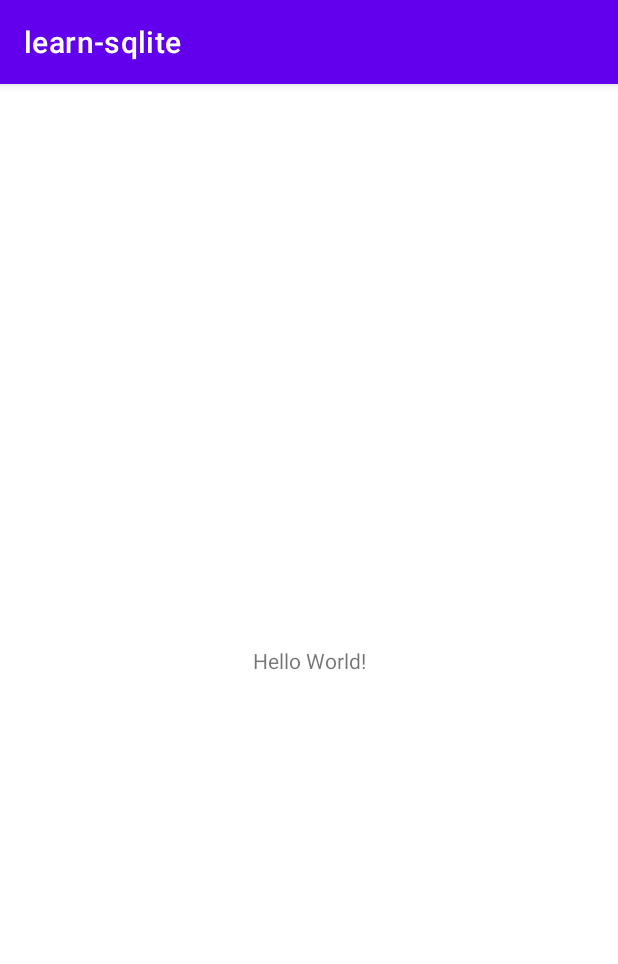
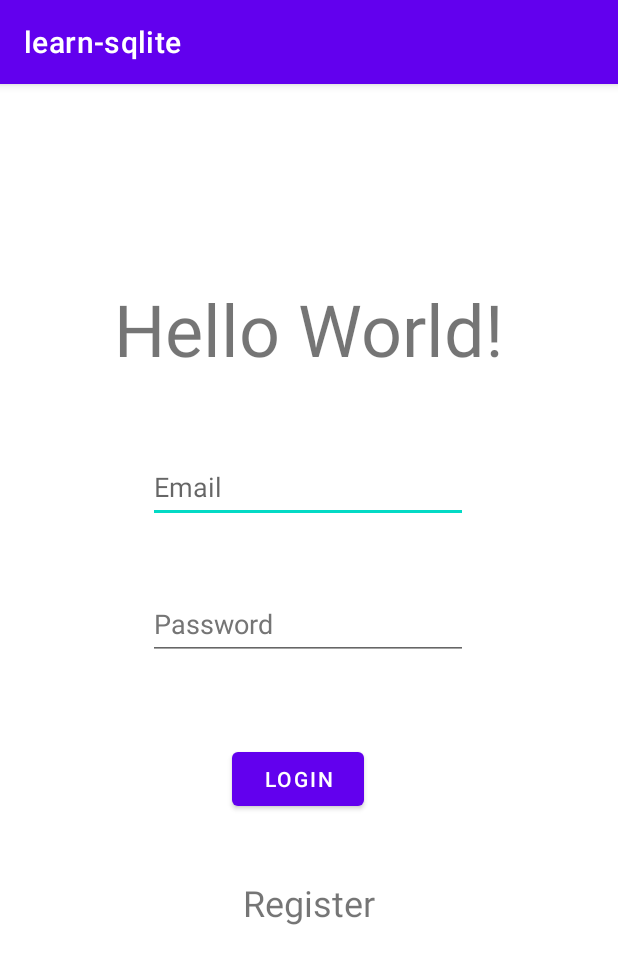
Before and after one commit to AlphaByte-RedTeam/learn-kotlin, an Android app: the screen it shows after launch (MainActivity), on a phone screen of 412 x 824 dp. Shown: the top 964 px of the screen. Run offline under Robolectric (Android 15) with nearby library versions, the light colour scheme and no system bars.

Commit message:
Dunno what to commit :v

```diff
--- a/learnsqlite/app/src/main/java/com/example/learn_sqlite/MainActivity.java
+++ b/learnsqlite/app/src/main/java/com/example/learn_sqlite/MainActivity.java
@@ -2,13 +2,88 @@ package com.example.learn_sqlite;
 
 import androidx.appcompat.app.AppCompatActivity;
 
+import android.content.Intent;
 import android.os.Bundle;
+import android.provider.ContactsContract;
+import android.util.Patterns;
+import android.view.View;
+import android.widget.Button;
+import android.widget.EditText;
+import android.widget.TextView;
+import android.widget.Toast;
+
+import com.google.android.material.snackbar.Snackbar;
 
 public class MainActivity extends AppCompatActivity {
+
+    EditText editTextEmail;
+    EditText editTextPassword;
+    Button login;
+    TextView textCreateAccount;
+    SqliteHelper sqliteHelper;
 
     @Override
     protected void onCreate(Bundle savedInstanceState) {
         super.onCreate(savedInstanceState);
         setContentView(R.layout.activity_main);
+        initViews();
+        initCreateAccountTextView();
+        sqliteHelper = new SqliteHelper(this);
+
+        login.setOnClickListener(view -> {
+            if (validate()) {
+                String Email = editTextEmail.getText().toString();
+                String Password = editTextPassword.getText().toString();
+                User currentUser = sqliteHelper.Authenticate(new User(null, null, Email, Password));
+                if (currentUser != null) {
+                    Snackbar.make(login, "Successfully Logged in!", Snackbar.LENGTH_LONG).show();
+                    String userName = currentUser.userName;
+                    Intent intent = new Intent(this, HomeActivity.class);
+                    intent.putExtra("USERNAME", userName);
+                    startActivity(intent);
+                } else {
+                    Snackbar.make(login, "Failed to log in , please try again", Snackbar.LENGTH_LONG).show();
+                }
+            }
+        });
+    }
+
+    private void initCreateAccountTextView() {
+        textCreateAccount = findViewById(R.id.txtCreateAccount);
+        textCreateAccount.setOnClickListener(new View.OnClickListener() {
+            @Override
+            public void onClick(View view) {
+                Intent intent = new Intent(MainActivity.this, RegisterActivity.class);
+                startActivity(intent);
+            }
+        });
+    }
+
+    private void initViews() {
+        editTextEmail = findViewById(R.id.editEmail);
+        editTextPassword = findViewById(R.id.editPassword);
+        login = findViewById(R.id.btnLogin);
+    }
+
+    public boolean validate() {
+        boolean isValidUser = false;
+
+        String email = editTextEmail.getText().toString();
+        String password = editTextPassword.getText().toString();
+
+        if (!Patterns.EMAIL_ADDRESS.matcher(email).matches()) {
+            isValidUser = false;
+            Toast.makeText(getApplicationContext(), "Please enter valid email", Toast.LENGTH_SHORT).show();
+        } else {
+            isValidUser = true;
+        }
+
+        if (password.isEmpty()) {
+            isValidUser = false;
+            Toast.makeText(getApplicationContext(), "Please enter password", Toast.LENGTH_SHORT).show();
+        } else {
+            isValidUser = true;
+        }
+        return isValidUser;
     }
 }
--- /dev/null
+++ b/learnsqlite/app/src/main/java/com/example/learn_sqlite/SqliteHelper.java
@@ -0,0 +1,93 @@
+package com.example.learn_sqlite;
+
+import android.content.ContentValues;
+import android.content.Context;
+import android.database.Cursor;
+import android.database.sqlite.SQLiteDatabase;
+import android.database.sqlite.SQLiteOpenHelper;
+
+import androidx.annotation.Nullable;
+
+public class SqliteHelper extends SQLiteOpenHelper {
+
+    public static final String DATABASE_NAME = "logindb";
+    public static final String TABLE_USERS = "users";
+    public static final String KEY_ID = "id";
+    public static final String KEY_USER_NAME = "username";
+    public static final String KEY_EMAIL = "email";
+    public static final String KEY_PASSWORD = "password";
+    public static final int DATABASE_VERSION = 1;
+
+//    public static final String SQL_TABLE_USERS = "CREATE TABLE " + TABLE_USERS + "("
+//            + KEY_ID + " INTEGER PRIMARY KEY AUTOINCREMENT,"
+//            + KEY_USER_NAME + " TEXT,"
+//            + KEY_EMAIL + " TEXT,"
+//            + KEY_PASSWORD + " TEXT"
+//            + ")";
+
+    public static final String SQL_TABLE_USERS = String.format(
+    "CREATE TABLE %s (%s INTEGER PRIMARY KEY AUTOINCREMENT, %s TEXT, %s TEXT, %s TEXT)",
+            TABLE_USERS,
+            KEY_ID,
+            KEY_USER_NAME,
+            KEY_EMAIL,
+            KEY_PASSWORD
+    );
+
+    public SqliteHelper(@Nullable Context context) {
+        super(context, DATABASE_NAME, null, DATABASE_VERSION);
+    }
+
+    @Override
+    public void onCreate(SQLiteDatabase sqLiteDatabase) {
+        sqLiteDatabase.execSQL(SQL_TABLE_USERS);
+    }
+
+    @Override
+    public void onUpgrade(SQLiteDatabase sqLiteDatabase, int i, int i1) {
+        sqLiteDatabase.execSQL("DROP TABLE IF EXISTS " + TABLE_USERS);
+    }
+
+    public void addUser(User user) {
+        SQLiteDatabase db = this.getWritableDatabase();
+        ContentValues values = new ContentValues();
+        values.put(KEY_USER_NAME, user.userName);
+        values.put(KEY_EMAIL, user.email);
+        values.put(KEY_PASSWORD, user.password);
+
+        long todo_id = db.insert(TABLE_USERS, null, values);
+//        db.insert(TABLE_USERS, null, values);
+//        db.close();
+    }
+
+    public User Authenticate(User user) {
+        SQLiteDatabase db = this.getReadableDatabase();
+        Cursor cursor = db.query(TABLE_USERS, // Selecting Table
+                new String[]{KEY_ID, KEY_USER_NAME, KEY_EMAIL, KEY_PASSWORD}, //Selecting columns want to query
+                KEY_EMAIL + "=?",
+                new String[]{user.email}, //Where clause
+                null, null, null);
+
+        if (cursor != null && cursor.moveToFirst() && cursor.getCount() > 0) {
+            User user1 = new User(cursor.getString(0), cursor.getString(1), cursor.getString(2), cursor.getString(3));
+            if (user.password.equalsIgnoreCase(user1.password)) {
+                return user1;
+            }
+        }
+        return null;
+    }
+
+    public boolean isEmailExists(String email) {
+        SQLiteDatabase db = this.getReadableDatabase();
+        Cursor cursor = db.query(TABLE_USERS, // Selecting Table
+                new String[]{KEY_ID, KEY_USER_NAME, KEY_EMAIL, KEY_PASSWORD}, //Selecting columns want to query
+                KEY_EMAIL + "=?",
+                new String[]{email}, //Where clause
+                null, null, null);
+
+        if (cursor != null && cursor.moveToFirst() && cursor.getCount() > 0) {
+            return true;
+        }
+        return false;
+    }
+}
--- a/learnsqlite/app/src/main/res/layout/activity_main.xml
+++ b/learnsqlite/app/src/main/res/layout/activity_main.xml
@@ -7,12 +7,74 @@
     tools:context=".MainActivity">
 
     <TextView
+        android:id="@+id/textView"
         android:layout_width="wrap_content"
         android:layout_height="wrap_content"
         android:text="Hello World!"
+        android:textSize="48sp"
         app:layout_constraintBottom_toBottomOf="parent"
         app:layout_constraintEnd_toEndOf="parent"
         app:layout_constraintStart_toStartOf="parent"
-        app:layout_constraintTop_toTopOf="parent" />
+        app:layout_constraintTop_toTopOf="parent"
+        app:layout_constraintVertical_bias="0.186"
+        tools:text="Welcome" />
+
+    <EditText
+        android:id="@+id/editEmail"
+        android:layout_width="wrap_content"
+        android:layout_height="wrap_content"
+        android:layout_marginStart="100dp"
+        android:layout_marginTop="49dp"
+        android:layout_marginEnd="101dp"
+        android:ems="10"
+        android:hint="@string/email"
+        android:importantForAutofill="no"
+        android:inputType="textPersonName|textEmailAddress"
+        android:minHeight="48dp"
+        app:layout_constraintEnd_toEndOf="parent"
+        app:layout_constraintStart_toStartOf="parent"
+        app:layout_constraintTop_toBottomOf="@+id/textView" />
+
+    <Button
+        android:id="@+id/btnLogin"
+        android:layout_width="wrap_content"
+        android:layout_height="wrap_content"
+        android:layout_marginStart="151dp"
+        android:layout_marginTop="55dp"
+        android:layout_marginEnd="166dp"
+        android:text="@string/login"
+        app:layout_constraintEnd_toEndOf="parent"
+        app:layout_constraintStart_toStartOf="parent"
+        app:layout_constraintTop_toBottomOf="@+id/editPassword" />
+
+    <TextView
+        android:id="@+id/txtCreateAccount"
+        android:layout_width="wrap_content"
+        android:layout_height="wrap_content"
+        android:layout_marginStart="161dp"
+        android:layout_marginTop="42dp"
+        android:layout_marginEnd="162dp"
+        android:text="@string/register"
+        android:textSize="24sp"
+        app:layout_constraintEnd_toEndOf="parent"
+        app:layout_constraintStart_toStartOf="parent"
+        app:layout_constraintTop_toBottomOf="@+id/btnLogin" />
+
+    <EditText
+        android:id="@+id/editPassword"
+        android:layout_width="wrap_content"
+        android:layout_height="wrap_content"
+        android:layout_marginStart="100dp"
+        android:layout_marginTop="43dp"
+        android:layout_marginEnd="101dp"
+        android:ems="10"
+        android:hint="@string/password"
+        android:inputType="textPassword"
+        android:minHeight="48dp"
+        android:textColorHint="#757575"
+        app:layout_constraintEnd_toEndOf="parent"
+        app:layout_constraintStart_toStartOf="parent"
+        app:layout_constraintTop_toBottomOf="@+id/editEmail"
+        android:importantForAutofill="no" />
 
 </androidx.constraintlayout.widget.ConstraintLayout>
--- a/learnsqlite/app/src/main/res/values/strings.xml
+++ b/learnsqlite/app/src/main/res/values/strings.xml
@@ -1,3 +1,15 @@
 <resources>
     <string name="app_name">learn-sqlite</string>
+    <string name="register">Register</string>
+    <string name="login">Login</string>
+    <string name="password">Password</string>
+    <string name="email">Email</string>
+    <string name="input_username">Input Username</string>
+    <string name="input_password">Input Password</string>
+    <string name="input_email">Input Email</string>
+    <string name="back">Back</string>
+    <string name="welcome">Welcome</string>
+    <string name="phone">Phone</string>
+    <string name="logout">Logout</string>
+    <string name="mail">Mail</string>
 </resources>
```
Also changed, not shown: learnsqlite/app/src/main/AndroidManifest.xml (+14 -0 lines), learnsqlite/app/src/main/java/com/example/learn_sqlite/HomeActivity.java (added, +14 -0 lines), learnsqlite/app/src/main/java/com/example/learn_sqlite/RegisterActivity.java (added, +14 -0 lines), learnsqlite/app/src/main/java/com/example/learn_sqlite/User.java (added, +20 -0 lines), learnsqlite/app/src/main/res/layout/activity_home.xml (added, +57 -0 lines), learnsqlite/app/src/main/res/layout/activity_register.xml (added, +100 -0 lines).
